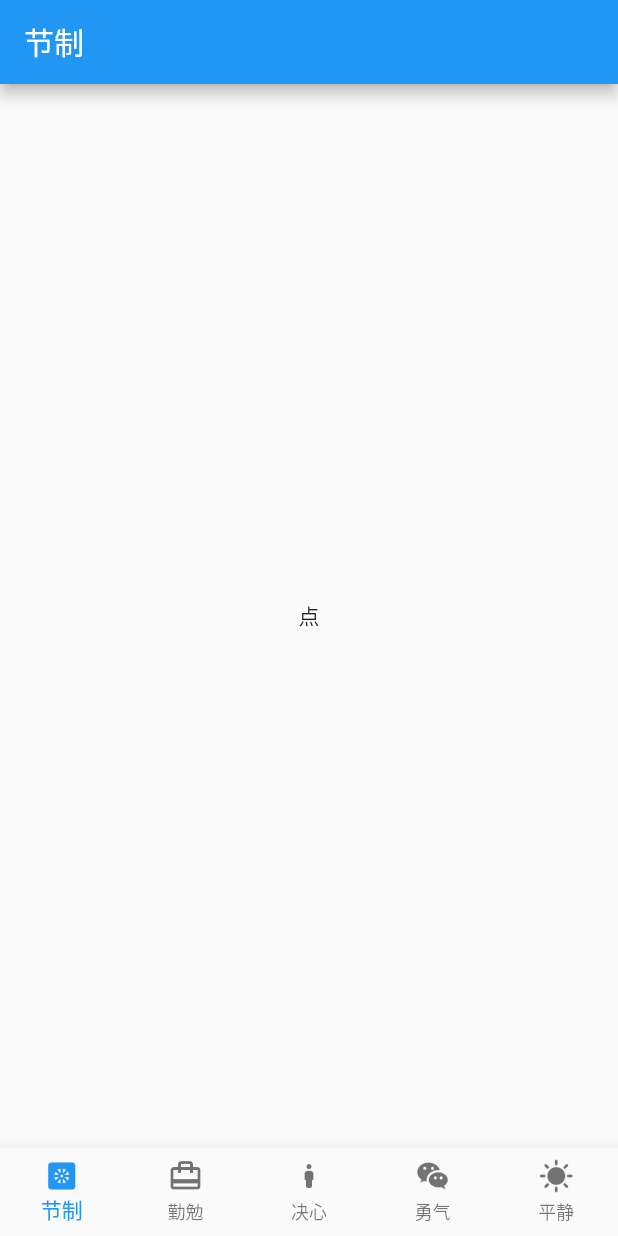
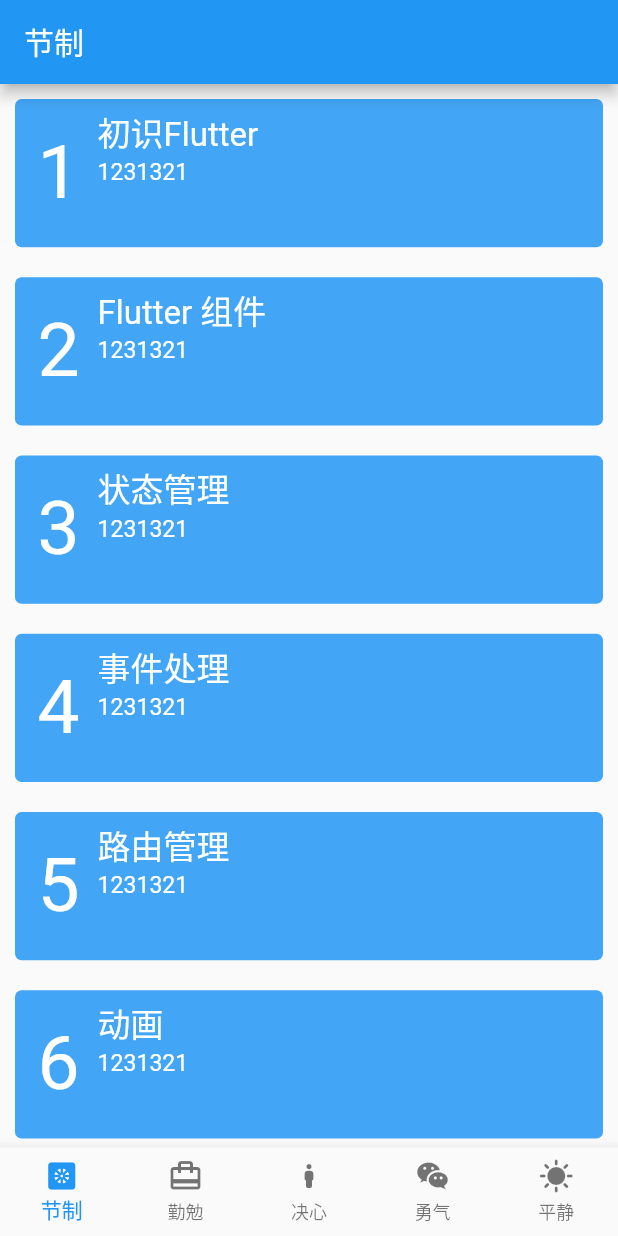
Before and after one commit to AlexanderYeah/AwsomeFlutterPlayground, a Flutter app: the screen it shows after launch, on a phone screen of 412 x 824 dp. Run offline on Flutter 3.47's test engine with Material 2 defaults, Android fonts, the phone set to English and light mode, and no system bars; our stand-ins replace dio, flutter_screenutil, shared_preferences.

Commit message:
节制页面搭建

```diff
--- /dev/null
+++ b/awsome_flutter/lib/jiezhi/localData/jz_local_data.dart
@@ -0,0 +1,13 @@
+List jz_content_data = [
+  {"title": "初识Flutter", "content": "1231321"},
+  {"title": "Flutter 组件", "content": "1231321"},
+  {"title": "状态管理", "content": "1231321"},
+  {"title": "事件处理", "content": "1231321"},
+  {"title": "路由管理", "content": "1231321"},
+  {"title": "动画", "content": "1231321"},
+  {"title": "网络编程", "content": "1231321"},
+  {"title": "数据存储", "content": "1231321"},
+  {"title": "相机", "content": "1231321"},
+  {"title": "主题与国际化", "content": "1231321"},
+  {"title": "混合开发", "content": "1231321"},
+];
--- /dev/null
+++ b/awsome_flutter/lib/service/screen_adapter.dart
@@ -0,0 +1,36 @@
+// 适配的库
+import 'dart:ui';
+
+import 'package:flutter_screenutil/flutter_screenutil.dart';
+
+class ScreenAdapter {
+  // 初始化
+  static init(context) {
+    ScreenUtil.init(context, designSize: const Size(750, 1334));
+  }
+
+  // 设置高度
+  static height(double value) {
+    return ScreenUtil().setHeight(value);
+  }
+
+  // 设置宽度
+  static width(double value) {
+    return ScreenUtil().setWidth(value);
+  }
+
+  // 获取屏幕宽度
+  static getScreenWidth() {
+    return ScreenUtil().screenWidth;
+  }
+
+  // 获取屏幕高度
+  static getScreenHeight() {
+    return ScreenUtil().screenHeight;
+  }
+
+  // 适配字体大小
+  static fontSize(double value) {
+    return ScreenUtil().setSp(value);
+  }
+}
--- a/awsome_flutter/lib/tabs/jieZhi.dart
+++ b/awsome_flutter/lib/tabs/jieZhi.dart
@@ -1,8 +1,12 @@
 import 'package:awsome_flutter/http/core/sk_error.dart';
+import 'package:awsome_flutter/util/color.dart';
 import 'package:flutter/material.dart';
 import '../http/core/sk_net.dart';
 import '../http/request/test_request.dart';
 import '../db/sk_cache.dart';
+import '../service/screen_adapter.dart';
+import '../jiezhi/localData/jz_local_data.dart';
+import '../widget/jz_list_item.dart';
 
 class JieZhiPage extends StatefulWidget {
   const JieZhiPage({super.key});
@@ -12,11 +16,19 @@
 }
 
 class _JieZhiPageState extends State<JieZhiPage> {
+  List _contentList = [];
   @override
   void initState() {
     super.initState();
     // 一定要预先初始化
     skcachePreInit();
+    _loadData();
+  }
+
+  // 加载列表数据
+  _loadData() {
+    _contentList = jz_content_data;
+    setState(() {});
   }
 
   skcachePreInit() async {
@@ -38,22 +50,36 @@
     }
   }
 
+  _cardItem(index, title, content) {
+    return JZListItem(index, title, content);
+  }
+
   @override
   Widget build(BuildContext context) {
+    // 初始化
+    ScreenAdapter.init(context);
     return Scaffold(
       appBar: AppBar(
         title: Text("节制"),
       ),
-      body: InkWell(
-        onTap: () {
-          // 点击
-          SKCache.getInstance().setString("Name", "Leonardo");
-
-          var value = SKCache.getInstance().get("Name");
-          print(value);
-        },
-        child: Container(
-          child: Center(child: Text("点")),
+      // body: InkWell(
+      //   onTap: () {
+      //     // 点击
+      //     SKCache.getInstance().setString("Name", "Leonardo");
+      //
+      //     var value = SKCache.getInstance().get("Name");
+      //     print(value);
+      //   },
+      //   child: Container(
+      //     child: Center(child: Text("点")),
+      //   ),
+      body: Container(
+        child: ListView.builder(
+          itemCount: _contentList.length,
+          itemBuilder: (BuildContext context, int index) {
+            return _cardItem(index, _contentList[index]["title"],
+                _contentList[index]["content"]);
+          },
         ),
       ),
     );
--- /dev/null
+++ b/awsome_flutter/lib/util/color.dart
@@ -0,0 +1,32 @@
+import 'package:flutter/material.dart';
+
+// 如何定义 可以参考Colors.blue 系统是如何定义的
+// 主色
+const MaterialColor primaryColor = MaterialColor(
+  0xFF2196F3,
+  <int, Color>{
+    50: Color(0xFFE3F2FD),
+    100: Color(0xFFBBDEFB),
+    200: Color(0xFF90CAF9),
+    300: Color(0xFF64B5F6),
+    400: Color(0xFF42A5F5),
+    500: Color(0xFF2196F3),
+    600: Color(0xFF1E88E5),
+    700: Color(0xFF1976D2),
+    800: Color(0xFF1565C0),
+    900: Color(0xFF0D47A1),
+  },
+);
+// 白色
+const MaterialColor whiteColor = const MaterialColor(0xFFFFFFFF, <int, Color>{
+  50: const Color(0xffffffff),
+  100: const Color(0xffffffff),
+  200: const Color(0xffffffff),
+  300: const Color(0xffffffff),
+  400: const Color(0xffffffff),
+  500: const Color(0xffffffff),
+  600: const Color(0xffffffff),
+  700: const Color(0xffffffff),
+  800: const Color(0xffffffff),
+  900: const Color(0xffffffff)
+});
--- /dev/null
+++ b/awsome_flutter/lib/widget/jz_list_item.dart
@@ -0,0 +1,70 @@
+import 'package:flutter/material.dart';
+import '../service/screen_adapter.dart';
+import '../util/color.dart';
+
+class JZListItem extends StatelessWidget {
+  final int index;
+  final String title;
+  final String content;
+  const JZListItem(this.index, this.title, this.content, {super.key});
+
+  @override
+  Widget build(BuildContext context) {
+    return Container(
+      margin: EdgeInsets.all(10),
+      width: double.infinity,
+      height: ScreenAdapter.height(160),
+      padding: EdgeInsets.only(left: 15),
+      decoration: BoxDecoration(
+        color: primaryColor[400],
+        borderRadius: BorderRadius.circular(ScreenAdapter.width(8)),
+      ),
+      child: Row(
+        mainAxisAlignment: MainAxisAlignment.start,
+        children: [
+          Text(
+            "${index + 1}",
+            style: TextStyle(color: Colors.white, fontSize: 50),
+          ),
+          SizedBox(
+            width: 12,
+          ),
+          Column(
+            crossAxisAlignment: CrossAxisAlignment.start,
+            children: [
+              SizedBox(
+                height: ScreenAdapter.height(10),
+              ),
+              Container(
+                height: ScreenAdapter.height(50),
+                child: Text(
+                  title,
+                  textAlign: TextAlign.left,
+                  style: TextStyle(
+                      color: Colors.white,
+                      fontSize: ScreenAdapter.fontSize(40)),
+                ),
+              ),
+              SizedBox(
+                height: ScreenAdapter.height(5),
+              ),
+              Container(
+                width:
+                    ScreenAdapter.width(750 - 60 - 80 - (index > 9 ? 10 : 80)),
+                height: ScreenAdapter.height(80),
+                child: Text(
+                  content,
+                  textAlign: TextAlign.left,
+                  maxLines: 3,
+                  style: TextStyle(
+                      color: Colors.white,
+                      fontSize: ScreenAdapter.fontSize(28)),
+                ),
+              )
+            ],
+          )
+        ],
+      ),
+    );
+  }
+}
--- a/awsome_flutter/pubspec.yaml
+++ b/awsome_flutter/pubspec.yaml
@@ -38,7 +38,7 @@
   cupertino_icons: ^1.0.2
   dio: ^5.0.1
   shared_preferences: ^2.0.18
-
+  flutter_screenutil: ^5.7.0
 dev_dependencies:
   flutter_test:
     sdk: flutter
```
Also changed, not shown: awsome_flutter/pubspec.lock.
